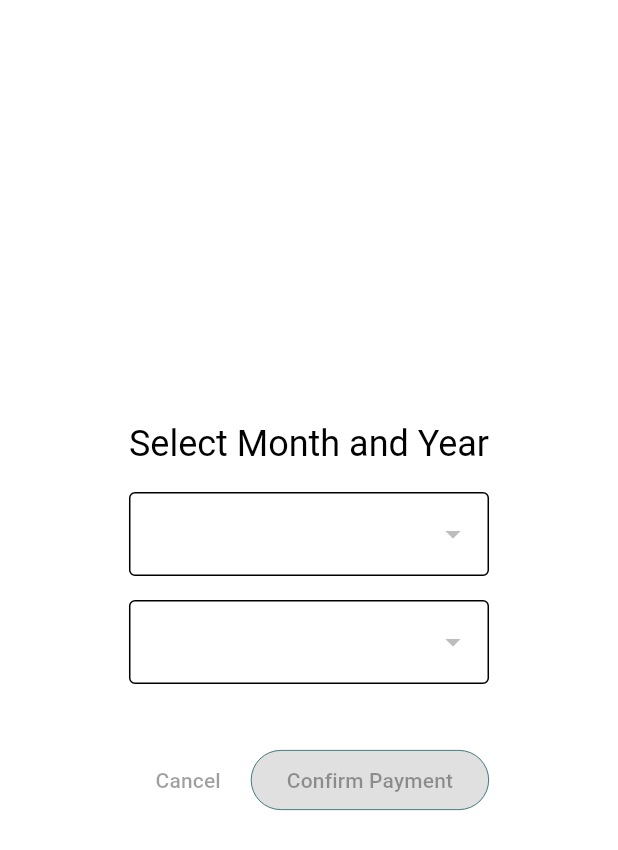
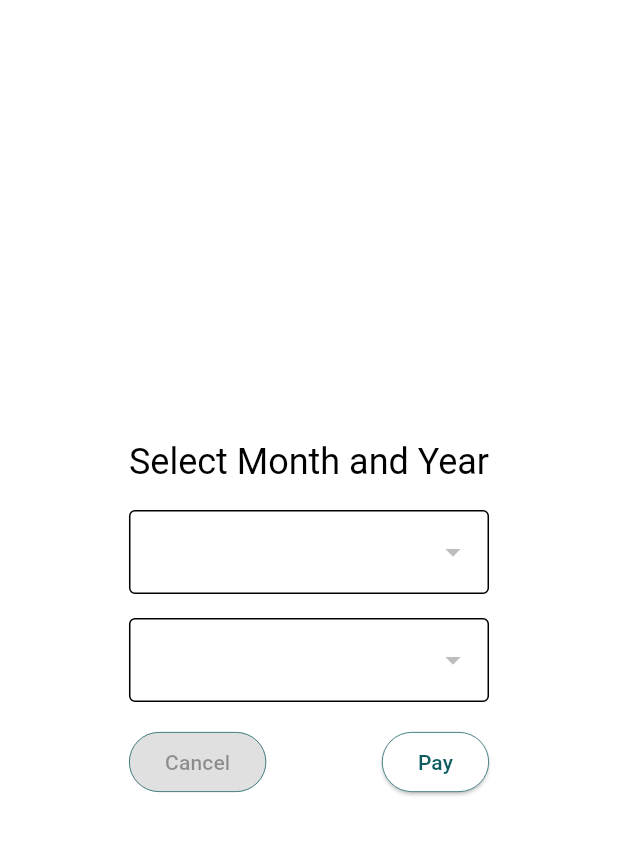
Before and after one commit to isuru370/savidya-education-mobile-app, a Flutter app: the ShowMonthSelectionDialog widget shown alone on an empty page, opened directly, on a phone screen of 412 x 824 dp. Shown: the top 850 px of the screen. Run offline on Flutter 3.47's test engine with Material 3 defaults, Android fonts, the phone set to English and light mode, and no system bars; our stand-ins replace equatable, flutter_bloc, flutter_native_splash, flutter_slidable, flutter_svg, flutter_tts and 8 more; missing offline and left inert: file_saver, qr_code_scanner, simple_month_year_picker; network calls fail.

Commit message:
Exception caught by rendering bug fix and first update compete

```diff
--- a/lib/src/modules/payment/components/show_month_selection_dialog.dart
+++ b/lib/src/modules/payment/components/show_month_selection_dialog.dart
@@ -33,6 +33,7 @@ class ShowMonthSelectionDialog extends StatelessWidget {
   @override
   Widget build(BuildContext context) {
     return AlertDialog(
+      scrollable: true,
       title: const Text('Select Month and Year'),
       content: Column(
         mainAxisSize: MainAxisSize.min,
@@ -66,19 +67,28 @@ class ShowMonthSelectionDialog extends StatelessWidget {
                 return const SizedBox();
               }
             },
-          )
+          ),
+          Row(
+            mainAxisAlignment: MainAxisAlignment.spaceBetween,
+            children: [
+              ElevatedButton(
+                onPressed: cancelBtn,
+                style: ElevatedButton.styleFrom(
+                  iconColor: Colors.red,
+                ),
+                child: const Text("Cancel"),
+              ),
+              ElevatedButton(
+                onPressed: () => payBtn,
+                style: ElevatedButton.styleFrom(
+                  iconColor: Colors.green,
+                ),
+                child: const Text("Pay"),
+              ),
+            ],
+          ),
         ],
       ),
-      actions: [
-        TextButton(
-          onPressed: cancelBtn,
-          child: const Text('Cancel'),
-        ),
-        ElevatedButton(
-          onPressed: payBtn,
-          child: const Text('Confirm Payment'),
-        ),
-      ],
     );
   }
 }
```
